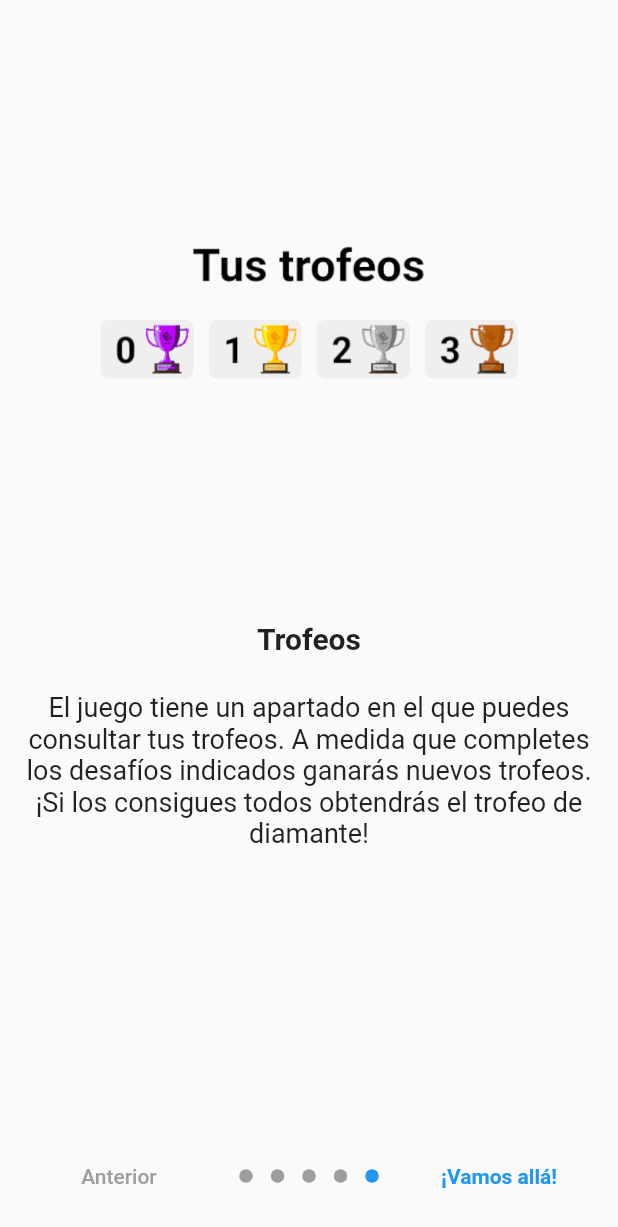
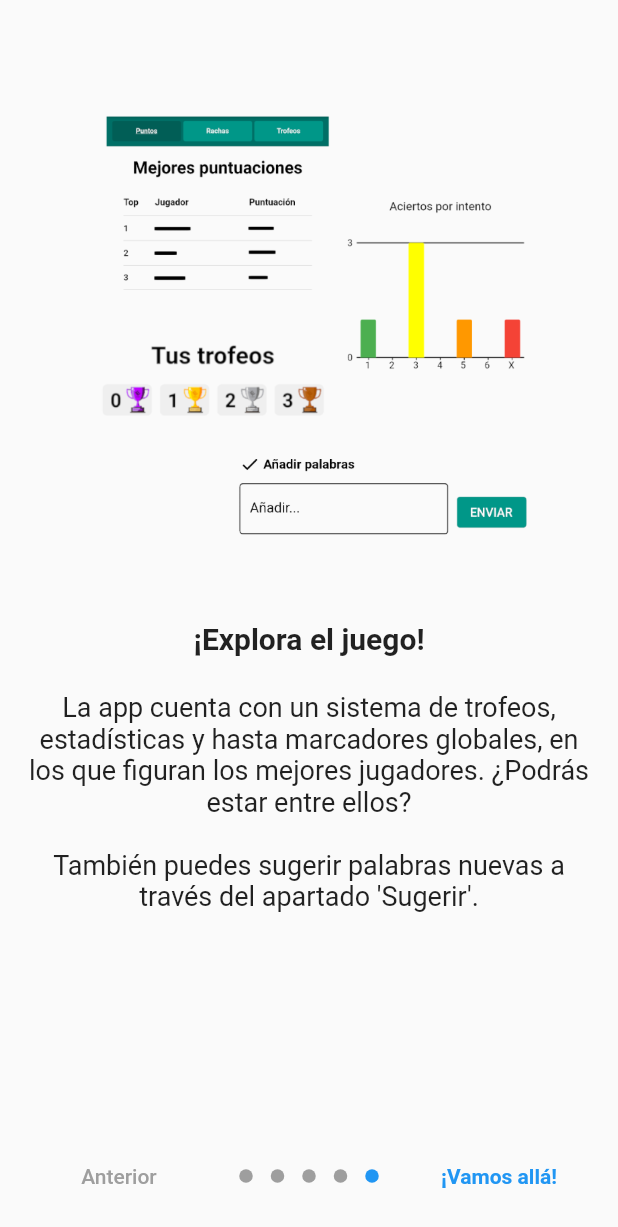
Before and after one commit to joaquinsolla/Encasillado, a Flutter app: the Home screen opened by its route, swiped to page 5, on a phone screen of 412 x 824 dp. Shown: the top 1227 px of the screen. Run offline on Flutter 3.47's test engine with Material 2 defaults, Android fonts, the phone set to English and light mode, and no system bars; drawn by our look-alikes of introduction_screen; our stand-ins replace another_flushbar, charts_flutter, cloud_firestore, firebase_core, flutter_local_notifications, google_mobile_ads and 2 more; missing offline and left inert: loading_animations, mailto, new_version, slide_countdown_clock, social_share, twitter_intent; accounts and stored records are empty; network calls fail.

Commit message:
Updated tour

```diff
--- a/Planner.txt
+++ b/Planner.txt
@@ -1,8 +1,6 @@
 ##### TO-DO list #####
 
 --------- TO DO:
-OPT: Al tocar el chart ver el número exacto
-intro: trofeos, estadisticas y marcadores
 Arreglar botón actualizar PlayStore
 google fonts
 revisar imports unused
@@ -19,3 +17,4 @@ color al pulsar backspace
 sugerir: comprobar si ya existe
 spinner carga marcadores + error marcadores
 suggest eliminar palabra
+intro: trofeos, estadisticas y marcadores
--- a/lib/pages/home.dart
+++ b/lib/pages/home.dart
@@ -1916,7 +1916,7 @@ class _HomeState extends State<Home> {
         PageViewModel(
           title: "¿Cómo jugar?",
           body:
-              "Hay una palabra oculta, tienes 6 intentos para acertarla. Cada vez que pruebas "
+              "Hay una palabra oculta y tienes 6 intentos para acertarla. Cada vez que pruebas "
               "una palabra sus letras cambiarán de color para indicar tu progreso: \n"
               "\nVerde: La palabra contiene esa letra en esa posición."
               "\nAmarillo: La palabra contiene esa letra pero no en esa posición."
@@ -1929,7 +1929,8 @@ class _HomeState extends State<Home> {
               "Para probar una palabra debes pulsar la tecla 'PROBAR'. Las teclas del "
               "teclado también cambian de color al probar palabras.\n\n"
               "No son válidos los verbos conjugados ni los plurales. Las palabras "
-              "con tilde se escriben sin ella.",
+              "con tilde se escriben sin ella.\n\n"
+                  "Sí se admiten palabras en femenino y nombres propios.",
           image: Image.asset(introExplanation2),
         ),
         PageViewModel(
@@ -1941,11 +1942,11 @@ class _HomeState extends State<Home> {
           image: Image.asset(introExplanation3),
         ),
         PageViewModel(
-          title: "Trofeos",
+          title: "¡Explora el juego!",
           body:
-              "El juego tiene un apartado en el que puedes consultar tus trofeos. A "
-              "medida que completes los desafíos indicados ganarás nuevos trofeos. "
-              "¡Si los consigues todos obtendrás el trofeo de diamante!",
+              "La app cuenta con un sistema de trofeos, estadísticas y hasta marcadores globales, "
+                  "en los que figuran los mejores jugadores. ¿Podrás estar entre ellos?\n\n"
+                  "También puedes sugerir palabras nuevas a través del apartado 'Sugerir'.",
           image: Image.asset(introExplanation4),
         ),
       ],
--- a/lib/pages/tour.dart
+++ b/lib/pages/tour.dart
@@ -63,13 +63,11 @@ class _TourState extends State<Tour> {
           image: Image.asset(introExplanation3),
         ),
         PageViewModel(
-          title: "Trofeos y estadísticas",
+          title: "¡Explora el juego!",
           body:
-          "El juego tiene un apartado en el que puedes consultar tus trofeos. A "
-              "medida que completes los desafíos indicados ganarás nuevos trofeos. "
-              "¡Si los consigues todos obtendrás el trofeo de diamante!\n\n"
-              "También dispones de un apartado para consultar tus estadísticas de"
-              " juego.",
+          "La app cuenta con un sistema de trofeos, estadísticas y hasta marcadores globales, "
+              "en los que figuran los mejores jugadores. ¿Podrás estar entre ellos?\n\n"
+              "También puedes sugerir palabras nuevas a través del apartado 'Sugerir'.",
           image: Image.asset(introExplanation4),
         ),
       ],
```
Also changed, not shown: app_files/intro_explanation4.png.
